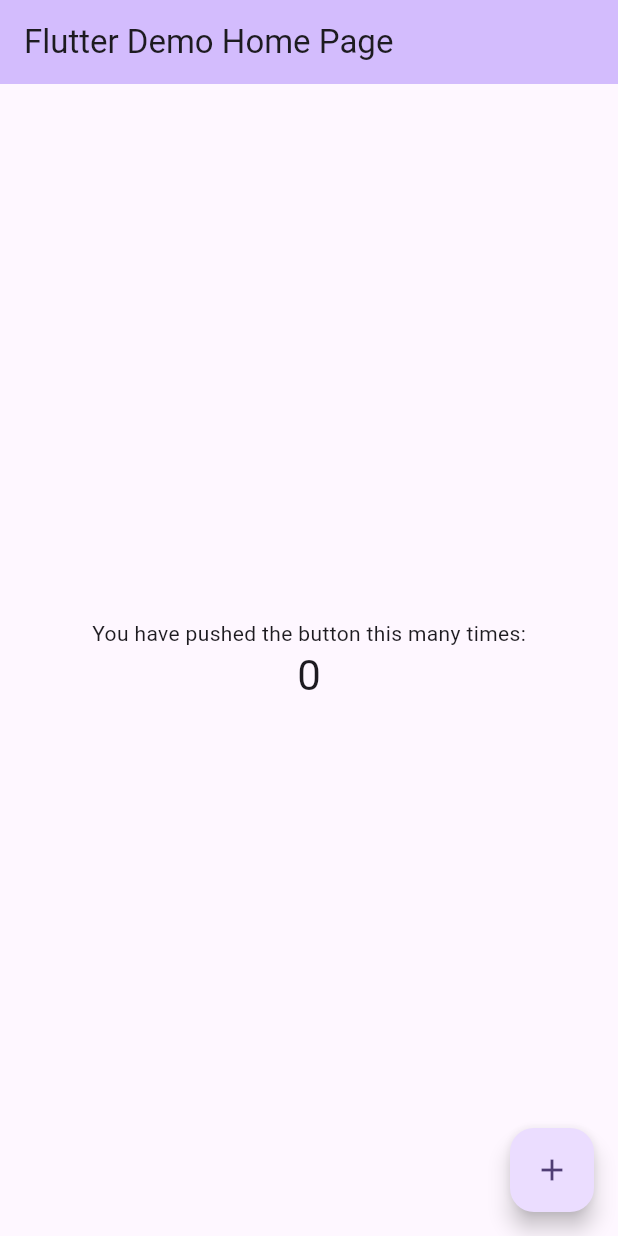
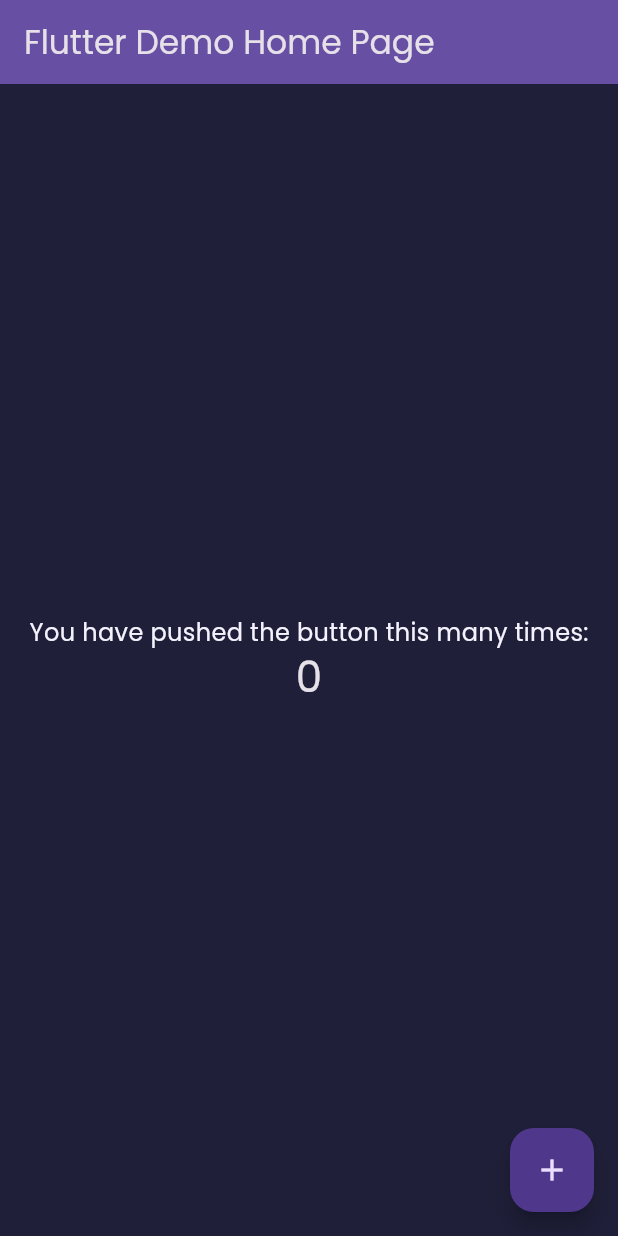
Before and after one commit to AnnaSafyan/study_project, a Flutter app: the screen it shows after launch, on a phone screen of 412 x 824 dp. Run offline on Flutter 3.47's test engine with Material 3 defaults, Android fonts, the phone set to English and light mode, and no system bars.

Commit message:
added dark theme and assets

```diff
--- /dev/null
+++ b/devtools_options.yaml
@@ -0,0 +1,3 @@
+description: This file stores settings for Dart & Flutter DevTools.
+documentation: https://docs.flutter.dev/tools/devtools/extensions#configure-extension-enablement-states
+extensions:
--- a/lib/main.dart
+++ b/lib/main.dart
@@ -1,4 +1,5 @@
 import 'package:flutter/material.dart';
+import 'package:study_project/theme/dark_theme.dart';
 
 void main() {
   runApp(const MyApp());
@@ -12,24 +13,7 @@ class MyApp extends StatelessWidget {
   Widget build(BuildContext context) {
     return MaterialApp(
       title: 'Flutter Demo',
-      theme: ThemeData(
-        // This is the theme of your application.
-        //
-        // TRY THIS: Try running your application with "flutter run". You'll see
-        // the application has a purple toolbar. Then, without quitting the app,
-        // try changing the seedColor in the colorScheme below to Colors.green
-        // and then invoke "hot reload" (save your changes or press the "hot
-        // reload" button in a Flutter-supported IDE, or press "r" if you used
-        // the command line to start the app).
-        //
-        // Notice that the counter didn't reset back to zero; the application
-        // state is not lost during the reload. To reset the state, use hot
-        // restart instead.
-        //
-        // This works for code too, not just values: Most code changes can be
-        // tested with just a hot reload.
-        colorScheme: ColorScheme.fromSeed(seedColor: Colors.deepPurple),
-      ),
+      theme: DarkAppTheme.darkTheme,
       home: const MyHomePage(title: 'Flutter Demo Home Page'),
     );
   }
@@ -37,15 +21,6 @@ class MyApp extends StatelessWidget {
 
 class MyHomePage extends StatefulWidget {
   const MyHomePage({super.key, required this.title});
-
-  // This widget is the home page of your application. It is stateful, meaning
-  // that it has a State object (defined below) that contains fields that affect
-  // how it looks.
-
-  // This class is the configuration for the state. It holds the values (in this
-  // case the title) provided by the parent (in this case the App widget) and
-  // used by the build method of the State. Fields in a Widget subclass are
-  // always marked "final".
 
   final String title;
 
@@ -58,57 +33,23 @@ class _MyHomePageState extends State<MyHomePage> {
 
   void _incrementCounter() {
     setState(() {
-      // This call to setState tells the Flutter framework that something has
-      // changed in this State, which causes it to rerun the build method below
-      // so that the display can reflect the updated values. If we changed
-      // _counter without calling setState(), then the build method would not be
-      // called again, and so nothing would appear to happen.
       _counter++;
     });
   }
 
   @override
   Widget build(BuildContext context) {
-    // This method is rerun every time setState is called, for instance as done
-    // by the _incrementCounter method above.
-    //
-    // The Flutter framework has been optimized to make rerunning build methods
-    // fast, so that you can just rebuild anything that needs updating rather
-    // than having to individually change instances of widgets.
     return Scaffold(
       appBar: AppBar(
-        // TRY THIS: Try changing the color here to a specific color (to
-        // Colors.amber, perhaps?) and trigger a hot reload to see the AppBar
-        // change color while the other colors stay the same.
         backgroundColor: Theme.of(context).colorScheme.inversePrimary,
-        // Here we take the value from the MyHomePage object that was created by
-        // the App.build method, and use it to set our appbar title.
         title: Text(widget.title),
       ),
       body: Center(
-        // Center is a layout widget. It takes a single child and positions it
-        // in the middle of the parent.
         child: Column(
-          // Column is also a layout widget. It takes a list of children and
-          // arranges them vertically. By default, it sizes itself to fit its
-          // children horizontally, and tries to be as tall as its parent.
-          //
-          // Column has various properties to control how it sizes itself and
-          // how it positions its children. Here we use mainAxisAlignment to
-          // center the children vertically; the main axis here is the vertical
-          // axis because Columns are vertical (the cross axis would be
-          // horizontal).
-          //
-          // TRY THIS: Invoke "debug painting" (choose the "Toggle Debug Paint"
-          // action in the IDE, or press "p" in the console), to see the
-          // wireframe for each widget.
           mainAxisAlignment: MainAxisAlignment.center,
           children: <Widget>[
             const Text('You have pushed the button this many times:'),
-            Text(
-              '$_counter',
-              style: Theme.of(context).textTheme.headlineMedium,
-            ),
+            Text('$_counter', style: Theme.of(context).textTheme.headlineMedium),
           ],
         ),
       ),
@@ -116,7 +57,7 @@ class _MyHomePageState extends State<MyHomePage> {
         onPressed: _incrementCounter,
         tooltip: 'Increment',
         child: const Icon(Icons.add),
-      ), // This trailing comma makes auto-formatting nicer for build methods.
+      ),
     );
   }
 }
--- /dev/null
+++ b/lib/theme/dark_theme.dart
@@ -0,0 +1,74 @@
+import 'package:flutter/material.dart';
+
+class DarkAppColors {
+  DarkAppColors._();
+
+  // Dark theme
+  static const backgroundDark = Color.fromRGBO(31, 31, 57, 100);
+  static const surfaceDark = Color.fromRGBO(47, 47, 66, 100);
+
+  static const textHeadlineDark = Color.fromRGBO(234, 234, 255, 100);
+  static const textMainDark = Color.fromRGBO(244, 243, 253, 100);
+  static const textSurfaceHeadlineDark = Color.fromRGBO(255, 255, 255, 100);
+  static const textSurfaceMainDark = Color.fromRGBO(184, 184, 210, 100);
+
+  // Light theme
+  static const backgroundLight = Color.fromRGBO(255, 255, 255, 100);
+  static const textHeadlineLight = Color.fromRGBO(31, 31, 57, 100);
+
+  // General
+  static const primary = Color.fromRGBO(61, 92, 255, 100);
+  static const secondary = Color.fromRGBO(133, 133, 151, 100);
+}
+
+class DarkAppTheme {
+  DarkAppTheme._();
+
+  // Dark theme
+  static final ThemeData darkTheme = ThemeData(
+    brightness: Brightness.dark,
+    primaryColor: DarkAppColors.primary,
+    scaffoldBackgroundColor: DarkAppColors.backgroundDark,
+    cardColor: DarkAppColors.surfaceDark,
+
+    fontFamily: 'Poppins',
+
+    textTheme: TextTheme(
+      headlineLarge: TextStyle(
+        fontSize: 22,
+        fontWeight: FontWeight.bold,
+        color: DarkAppColors.textHeadlineDark,
+      ),
+      bodyMedium: TextStyle(
+        fontSize: 16,
+        fontWeight: FontWeight.normal,
+        color: DarkAppColors.textMainDark,
+      ),
+    ),
+
+    elevatedButtonTheme: ElevatedButtonThemeData(
+      style: ElevatedButton.styleFrom(
+        backgroundColor: DarkAppColors.primary,
+        foregroundColor: DarkAppColors.textMainDark,
+        shape: RoundedRectangleBorder(borderRadius: BorderRadius.circular(12)),
+      ),
+    ),
+
+    outlinedButtonTheme: OutlinedButtonThemeData(
+      style: OutlinedButton.styleFrom(
+        backgroundColor: DarkAppColors.secondary,
+        foregroundColor: DarkAppColors.textMainDark,
+        shape: RoundedRectangleBorder(borderRadius: BorderRadius.circular(12)),
+      ),
+    ),
+  );
+
+  // static final ThemeData lightTheme = ThemeData(
+  //   fontFamily: 'Poppins',
+
+  //   scaffoldBackgroundColor: Colors.greenAccent,
+  //   colorScheme: ColorScheme.fromSeed(
+  //     seedColor: Colors.lightBlue,
+  //     brightness: Brightness.light,
+  //   ),
+}
```
Also changed, not shown: lib/theme/white_theme.dart (added, +73 -0 lines), pubspec.yaml (+11 -63 lines), assets/fonts/Poppins-Bold.ttf (added), assets/fonts/Poppins-Regular.ttf (added), assets/icons/succes_icon.svg (added), assets/images/img_onboarding_computer_man.webp (added), assets/images/img_onboarding_mobile_man.webp (added), assets/images/img_onboarding_smart_man.webp (added), pubspec.lock.
